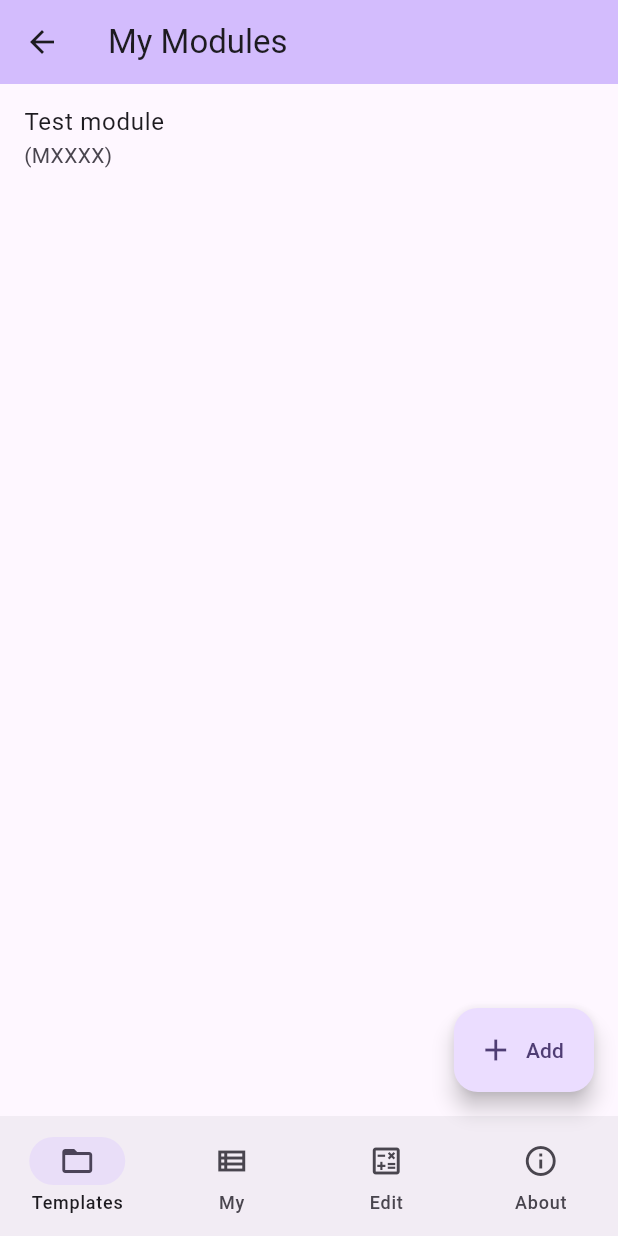
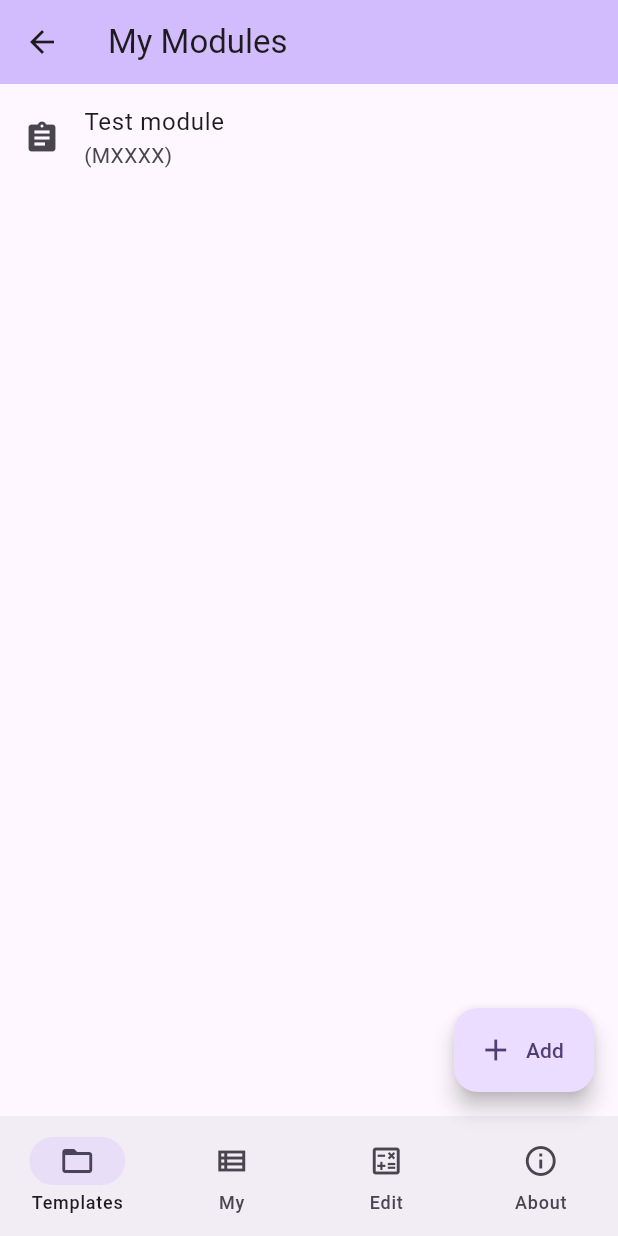
Before and after one commit to ThomasBoxall/module-grade-calculator-v2, a Flutter app: the MyModules screen opened by its route, on a phone screen of 412 x 824 dp. Run offline on Flutter 3.47's test engine with Material 2 defaults, Android fonts, the phone set to English and light mode, and no system bars.

Commit message:
add icon to module listing

```diff
--- a/lib/main.dart
+++ b/lib/main.dart
@@ -810,13 +810,12 @@ class _MyModulesState extends State<MyModules> {
   List<Widget> getModulesToDisplay(){
     List<Widget> modulesToDisplay = [];
     for(int i=0; i<myModules.length; i++){
-      print("checking $i (${myModules[i].isListedToUser})");
       if(myModules[i].isListedToUser){
-        print("adding $i");
         //add to the array
         modulesToDisplay.add(ListTile(
           title: Text(myModules[i].moduleName!),
           subtitle: Text("(${myModules[i].moduleCode!})"),
+          leading: const Icon(Icons.assignment),
           onTap: (){
             // eventually do something more here,
             print("tapped $i module");
```
